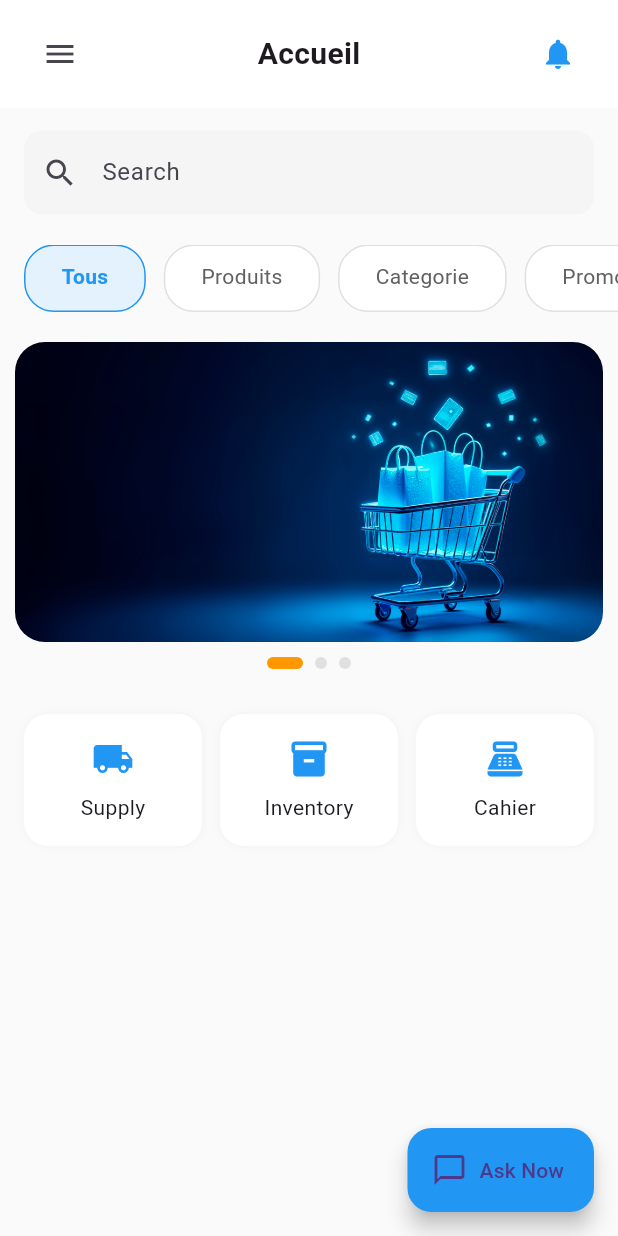
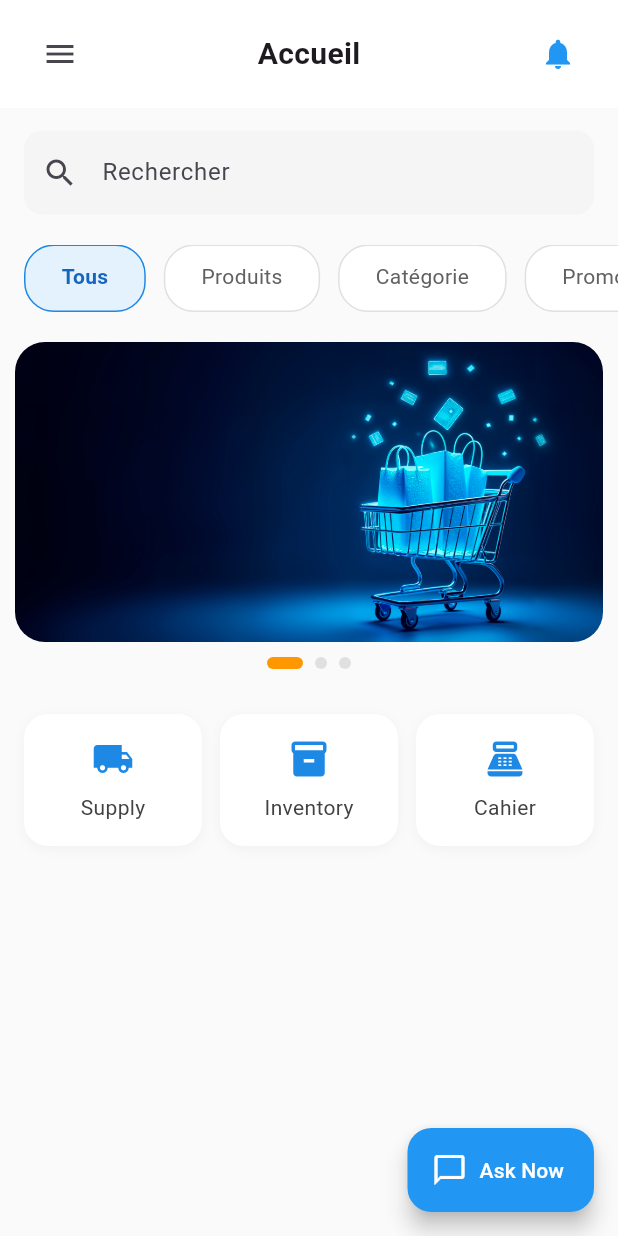
Before and after one commit to bibsbadji/appli_mobile, a Flutter app: the Home screen opened directly, on a phone screen of 412 x 824 dp. Run offline on Flutter 3.47's test engine with Material 3 defaults, Android fonts, the phone set to English and light mode, and no system bars.

Commit message:
modifiaction du design avec les couleurs adequats

```diff
--- a/lib/src/ui/screens/home/home.dart
+++ b/lib/src/ui/screens/home/home.dart
@@ -1,8 +1,6 @@
 // ignore_for_file: unused_import
 
 import 'package:cours1/src/ui/routes/route_path.dart';
-import 'package:cours1/src/ui/screens/login/login.dart';
-import 'package:cours1/src/ui/screens/supply/supply.dart';
 import 'package:flutter/material.dart';
 
 class Home extends StatefulWidget {
@@ -25,7 +23,7 @@ class _HomeState extends State<Home> {
   int _currentCarouselIndex = 0;
   int _selectedTabIndex = 0;
 
-  final List<String> tabs = ['Tous', 'Produits', 'Categorie', 'Promotions'];
+  final List<String> tabs = ['Tous', 'Produits', 'Catégorie', 'Promotions'];
 
   final List<String> carouselImages = [
     'assets/images/promo1.jpg',
@@ -59,7 +57,6 @@ class _HomeState extends State<Home> {
                     const SizedBox(height: 30),
                     _buildMainMenu(),
                     const SizedBox(height: 20),
-
                   ],
                 ),
               ),
@@ -78,7 +75,7 @@ class _HomeState extends State<Home> {
         padding: EdgeInsets.zero,
         children: [
           UserAccountsDrawerHeader(
-            decoration: BoxDecoration(color: Colors.blue),
+            decoration: BoxDecoration(color: Colors.blue.shade600),
             currentAccountPicture: const CircleAvatar(
               backgroundColor: Colors.white,
               child: Icon(Icons.person, size: 50, color: Colors.blue),
@@ -87,12 +84,12 @@ class _HomeState extends State<Home> {
             accountEmail: Text(widget.userEmail),
           ),
           _drawerItem(Icons.home, 'Accueil', () => Navigator.pop(context)),
-          _drawerItem(Icons.favorite, 'Favorie', () => Navigator.pop(context)),
-          _drawerItem(Icons.shopping_cart, 'card',() => Navigator.pop(context) ),
+          _drawerItem(Icons.favorite, 'Favoris', () => Navigator.pop(context)),
+          _drawerItem(Icons.shopping_cart, 'Panier', () => Navigator.pop(context)),
           _drawerItem(Icons.person, 'Profil', () => Navigator.pop(context)),
           const Divider(),
           _drawerItem(Icons.logout, 'Déconnexion', _showLogoutDialog,
-              color: Colors.blue),
+              color: Colors.blue.shade600),
         ],
       ),
     );
@@ -101,7 +98,7 @@ class _HomeState extends State<Home> {
   Widget _drawerItem(IconData icon, String title, VoidCallback onTap,
       {Color? color}) {
     return ListTile(
-      leading: Icon(icon, color: color ?? Colors.blue),
+      leading: Icon(icon, color: color ?? Colors.blue.shade600),
       title: Text(title, style: TextStyle(color: color ?? Colors.black)),
       onTap: onTap,
     );
@@ -121,19 +118,11 @@ class _HomeState extends State<Home> {
           ),
           const Text('Accueil',
               style: TextStyle(fontSize: 20, fontWeight: FontWeight.bold)),
-
           IconButton(
             icon: const Icon(Icons.notifications, color: Colors.blue),
-            onPressed: () {
-
-            },
+            onPressed: () {},
           ),
-
         ],
-
-
-
-
       ),
     );
   }
@@ -144,7 +133,7 @@ class _HomeState extends State<Home> {
       padding: const EdgeInsets.symmetric(horizontal: 16),
       child: TextField(
         decoration: InputDecoration(
-          hintText: 'Search',
+          hintText: 'Rechercher',
           prefixIcon: const Icon(Icons.search),
           filled: true,
           fillColor: Colors.grey[100],
@@ -171,20 +160,20 @@ class _HomeState extends State<Home> {
             onTap: () => setState(() => _selectedTabIndex = i),
             child: Container(
               margin: const EdgeInsets.only(right: 12),
-              padding:
-                  const EdgeInsets.symmetric(horizontal: 24, vertical: 10),
+              padding: const EdgeInsets.symmetric(horizontal: 24, vertical: 10),
               decoration: BoxDecoration(
                 color: selected ? Colors.blue[50] : Colors.white,
                 borderRadius: BorderRadius.circular(20),
                 border: Border.all(
-                    color: selected ? Colors.blue : Colors.grey[300]!),
+                  color: selected ? Colors.blue.shade600 : Colors.grey[300]!,
+                ),
               ),
               child: Text(
                 tabs[i],
                 style: TextStyle(
-                    color: selected ? Colors.blue : Colors.grey[700],
-                    fontWeight:
-                        selected ? FontWeight.bold : FontWeight.normal),
+                  color: selected ? Colors.blue.shade800 : Colors.grey[700],
+                  fontWeight: selected ? FontWeight.bold : FontWeight.normal,
+                ),
               ),
             ),
           );
@@ -199,9 +188,7 @@ class _HomeState extends State<Home> {
       height: 200,
       child: PageView.builder(
         itemCount: carouselImages.length,
-        onPageChanged: (index) {
-          setState(() => _currentCarouselIndex = index);
-        },
+        onPageChanged: (index) => setState(() => _currentCarouselIndex = index),
         itemBuilder: (context, index) {
           return Container(
             margin: const EdgeInsets.symmetric(horizontal: 10),
@@ -222,7 +209,8 @@ class _HomeState extends State<Home> {
     return Row(
       mainAxisAlignment: MainAxisAlignment.center,
       children: carouselImages.asMap().entries.map((e) {
-        return Container(
+        return AnimatedContainer(
+          duration: const Duration(milliseconds: 300),
           width: _currentCarouselIndex == e.key ? 24 : 8,
           height: 8,
           margin: const EdgeInsets.symmetric(horizontal: 4),
@@ -237,46 +225,25 @@ class _HomeState extends State<Home> {
     );
   }
 
-  // ================= MENU =================
+  // ================= MAIN MENU =================
   Widget _buildMainMenu() {
     return Padding(
       padding: const EdgeInsets.symmetric(horizontal: 16),
       child: Row(
         children: [
-        _menuItem(
-          Icons.local_shipping,
-          'Supply',
-          () {
-            Navigator.pushNamed(context, supply); // route Produits
-          },
-        ),
+          _menuItem(Icons.local_shipping, Colors.blue.shade600, 'Supply', () {
+            Navigator.pushNamed(context, supply);
+          }),
           const SizedBox(width: 12),
-        _menuItem(
-          Icons.inventory_2,
-          'Inventory',
-          () {
-            // Navigator.pushNamed(context, products);
-          },
-        ),
+          _menuItem(Icons.inventory_2, Colors.blue.shade600, 'Inventory', () {}),
           const SizedBox(width: 12),
-        _menuItem(
-          Icons.point_of_sale,
-          'Cahier',
-          () {
-            // Navigator.pushNamed(context, products);
-          },
-        ),
+          _menuItem(Icons.point_of_sale, Colors.blue.shade600, 'Cahier', () {}),
         ],
       ),
     );
   }
 
-
- Widget _menuItem(
-  IconData icon,
-  String label,
-  VoidCallback onTap,
-) {
+  Widget _menuItem(IconData icon, Color color, String label, VoidCallback onTap) {
     return Expanded(
       child: InkWell(
         borderRadius: BorderRadius.circular(16),
@@ -289,15 +256,16 @@ class _HomeState extends State<Home> {
             boxShadow: [
               BoxShadow(
                 color: Colors.grey.withOpacity(0.1),
-              blurRadius: 4,
+                blurRadius: 6,
+                offset: const Offset(0, 2),
               ),
             ],
           ),
           child: Column(
             children: [
-            Icon(icon, size: 28, color: Colors.blue),
+              Icon(icon, size: 28, color: color),
               const SizedBox(height: 8),
-            Text(label),
+              Text(label, style: TextStyle(color: Colors.grey[800])),
             ],
           ),
         ),
@@ -305,15 +273,12 @@ class _HomeState extends State<Home> {
     );
   }
 
-
-
-
   // ================= CHAT =================
   Widget _buildChatButton() {
     return FloatingActionButton.extended(
       backgroundColor: Colors.blue,
-      icon: const Icon(Icons.chat_bubble_outline),
-      label: const Text('Ask Now'),
+      icon: const Icon(Icons.chat_bubble_outline, color: Colors.white),
+      label: const Text('Ask Now', style: TextStyle(color: Colors.white),),
       onPressed: () {},
     );
   }
@@ -327,15 +292,21 @@ class _HomeState extends State<Home> {
         content: const Text('Voulez-vous vous déconnecter ?'),
         actions: [
           TextButton(
+            style: TextButton.styleFrom(
+              foregroundColor: Colors.blue,
+            ),
             onPressed: () => Navigator.pop(context),
             child: const Text('Annuler'),
           ),
           ElevatedButton(
+            style: ElevatedButton.styleFrom(
+              backgroundColor: Colors.blue,
+            ),
             onPressed: () {
               Navigator.pop(context);
               Navigator.pushReplacementNamed(context, '/login');
             },
-            child: const Text('Déconnexion'),
+            child: const Text('Déconnexion', style: TextStyle(color: Colors.white),),
           ),
         ],
       ),
--- a/lib/src/utiles/my_assets/images_assets.dart
+++ b/lib/src/utiles/my_assets/images_assets.dart
@@ -1,5 +1,5 @@
 class ImagesAssets {
-  static const String logo = 'assets/images/7880527.jpg';
+  static const String logo = 'assets/images/logo.png';
   static const String background = 'assets/images/background.jpg';
   static const String profilePlaceholder = 'assets/images/profile_placeholder.png';
   static const String oreo = 'assets/images/oreo.jpg';
```
Also changed, not shown: lib/src/ui/screens/login/login.dart (+17 -7 lines), lib/src/ui/screens/splash_screen.dart (+24 -16 lines), lib/src/ui/screens/supply/cart_page.dart (+50 -40 lines), lib/src/ui/screens/supply/checkout_details_page.dart (+27 -39 lines), lib/src/ui/screens/supply/supply.dart (+35 -27 lines), lib/src/ui/widgets/forms/text_input/text_input.dart (+8 -11 lines), assets/images/logo.png (added). Lines whose indentation alone changed are shown as unchanged.
